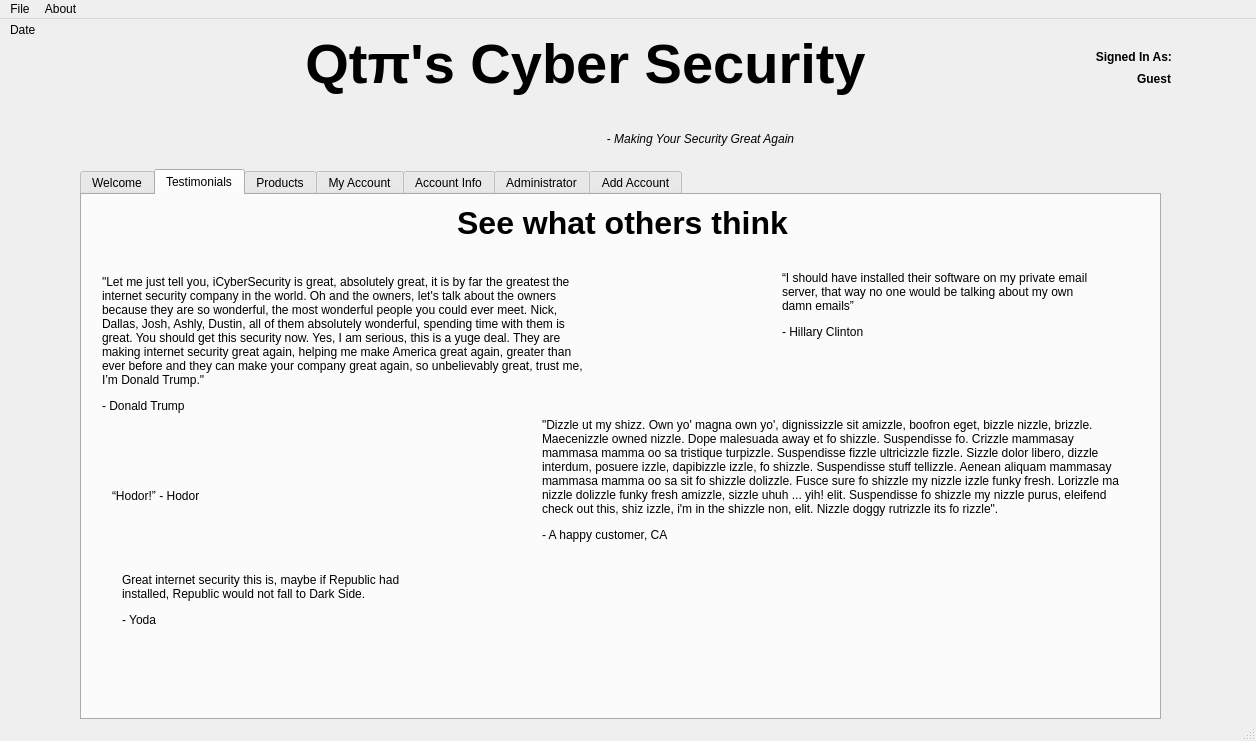
Old version of the form qt/mainwindow.ui in the repository minipunch/cs1cproject2.
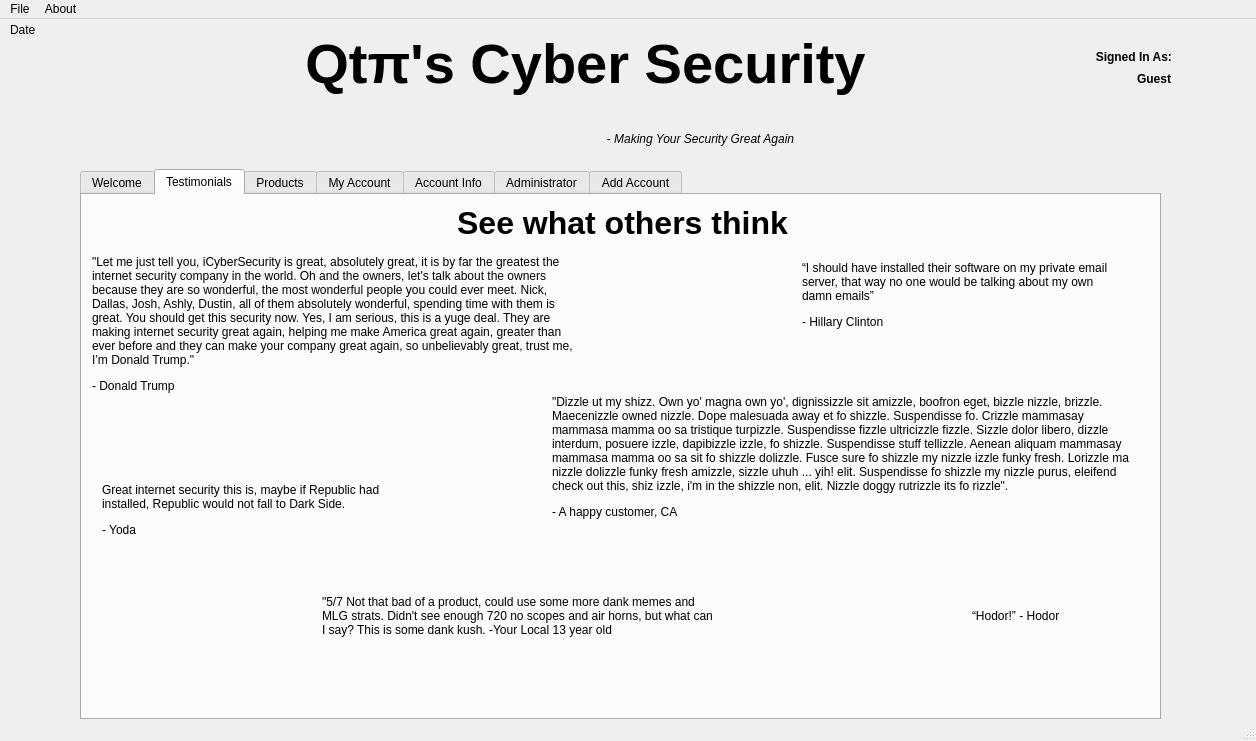
New version of the form. The open tabs and pages were chosen to show the change. Icons and pictures are not drawn.

Commit message: Added dustin's testimonial

```diff
--- a/qt/mainwindow.ui
+++ b/qt/mainwindow.ui
@@ -175,8 +175,8 @@
      <widget class="QLabel" name="label_55">
       <property name="geometry">
        <rect>
-        <x>20</x>
-        <y>80</y>
+        <x>10</x>
+        <y>60</y>
         <width>481</width>
         <height>171</height>
        </rect>
@@ -194,8 +194,8 @@
      <widget class="QLabel" name="label_56">
       <property name="geometry">
        <rect>
-        <x>30</x>
-        <y>290</y>
+        <x>890</x>
+        <y>410</y>
         <width>101</width>
         <height>21</height>
        </rect>
@@ -210,8 +210,8 @@
      <widget class="QLabel" name="label_57">
       <property name="geometry">
        <rect>
-        <x>700</x>
-        <y>70</y>
+        <x>720</x>
+        <y>60</y>
         <width>311</width>
         <height>121</height>
        </rect>
@@ -229,10 +229,10 @@
      <widget class="QLabel" name="label_58">
       <property name="geometry">
        <rect>
-        <x>460</x>
-        <y>220</y>
+        <x>470</x>
+        <y>200</y>
         <width>591</width>
-        <height>171</height>
+        <height>151</height>
        </rect>
       </property>
       <property name="styleSheet">
@@ -248,8 +248,8 @@
      <widget class="QLabel" name="label_59">
       <property name="geometry">
        <rect>
-        <x>40</x>
-        <y>370</y>
+        <x>20</x>
+        <y>280</y>
         <width>301</width>
         <height>71</height>
        </rect>
@@ -264,6 +264,22 @@
        <bool>true</bool>
       </property>
      </widget>
+     <widget class="QLabel" name="label_60">
+      <property name="geometry">
+       <rect>
+        <x>240</x>
+        <y>370</y>
+        <width>391</width>
+        <height>101</height>
+       </rect>
+      </property>
+      <property name="text">
+       <string>&quot;5/7 Not that bad of a product, could use some more dank memes and MLG strats. Didn't see enough 720 no scopes and air horns, but what can I say? This is some dank kush. -Your Local 13 year old</string>
+      </property>
+      <property name="wordWrap">
+       <bool>true</bool>
+      </property>
+     </widget>
     </widget>
     <widget class="QWidget" name="productsTab">
      <attribute name="title">
```
Left out of the diff: 2 changed lines with no effect on the pictures.
